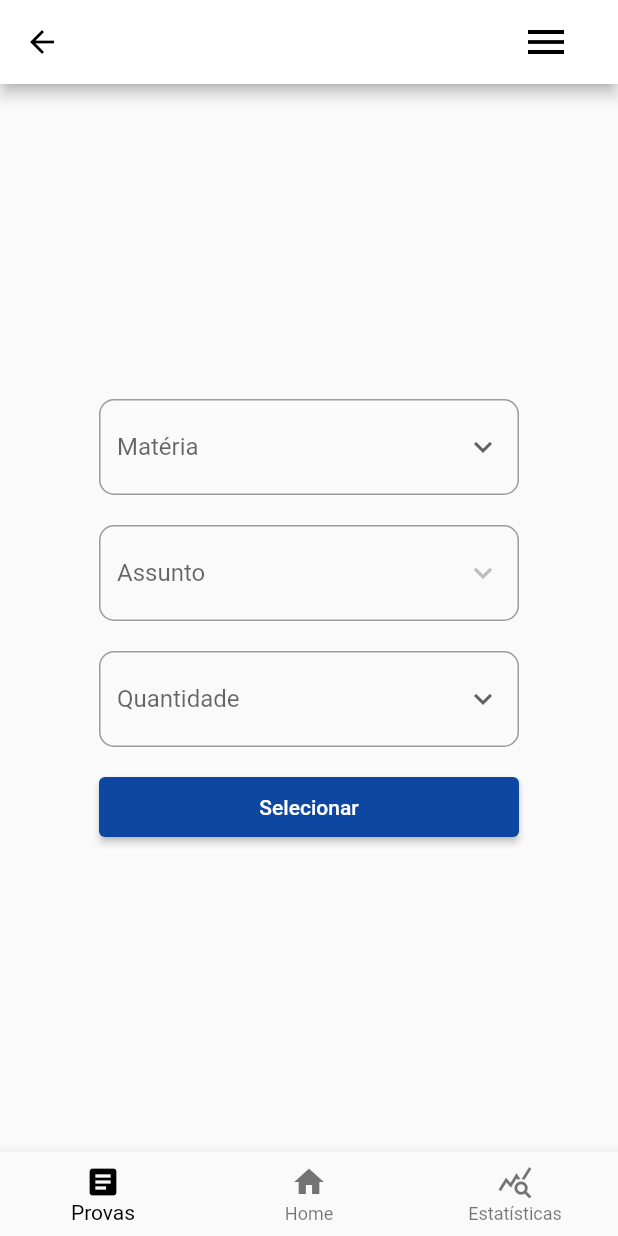
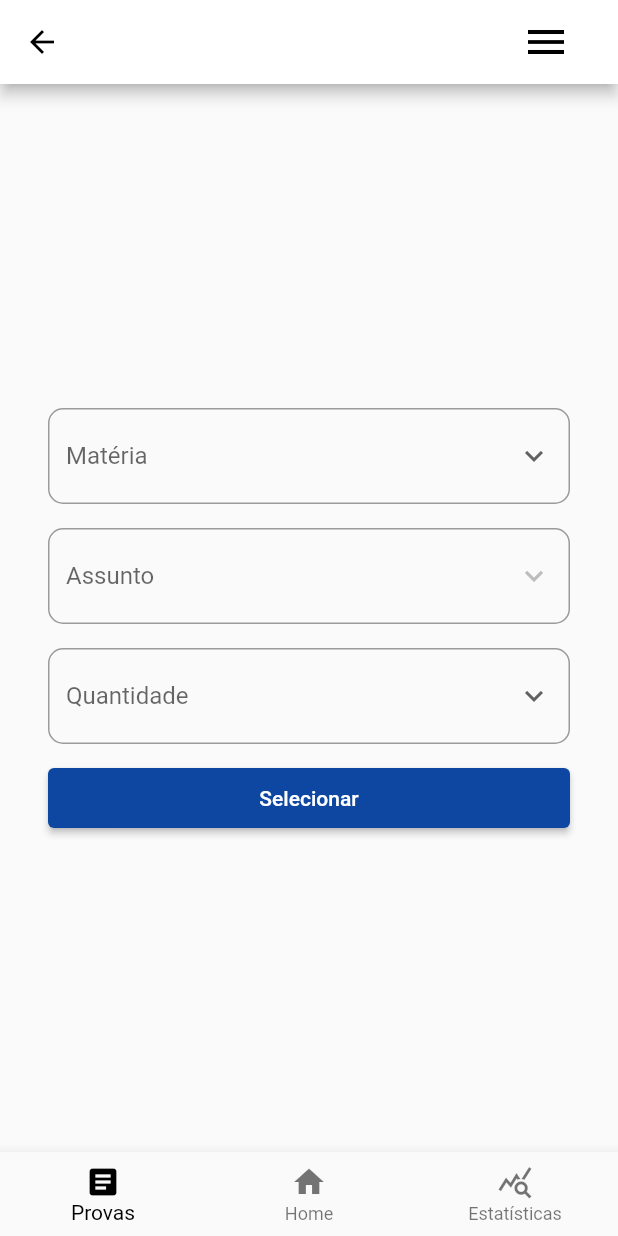
Before and after one commit to BA-Score-UP/scoreup_app, a Flutter app: the SelectQuestions screen opened by its route, on a phone screen of 412 x 824 dp. Run offline on Flutter 3.47's test engine with Material 2 defaults, Android fonts, the phone set to English and light mode, and no system bars.

Commit message:
refactor: made the page flexible

```diff
--- a/lib/src/presentation/pages/select_questions_page.dart
+++ b/lib/src/presentation/pages/select_questions_page.dart
@@ -32,12 +32,12 @@ class SelectQuestionsState extends State<SelectQuestions> {
   Widget build(BuildContext context) {
     return Scaffold(
       appBar: const TopBar(),
-      body: Center(
-        child: Wrap(
-          alignment: WrapAlignment.center,
-          direction: Axis.vertical,
-          spacing: 20,
-          runSpacing: 30,
+      body: Container (
+        padding: const EdgeInsets.all(32),
+        alignment: Alignment.center,
+        child: Column (
+          mainAxisAlignment: MainAxisAlignment.center,
+          crossAxisAlignment: CrossAxisAlignment.center,
           children: [
             DropdownWidget(
               title: "Matéria",
@@ -54,7 +54,7 @@ class SelectQuestionsState extends State<SelectQuestions> {
               content: items
             ),
             SizedBox(
-              width: 280,
+              width: double.infinity,
               height: 40,
               child: ElevatedButton(
                 onPressed: () {},
--- a/lib/src/presentation/widgets/dropdown_widget.dart
+++ b/lib/src/presentation/widgets/dropdown_widget.dart
@@ -24,7 +24,8 @@ class DropdownWidgetState extends State<DropdownWidget> {
   @override
   Widget build(BuildContext context) {
     return SizedBox(
-      width: 280,
+      width: double.infinity,
+      height: 80,
       child: DropdownButtonFormField(
         decoration: InputDecoration(
           label: Text(widget.title),
```
